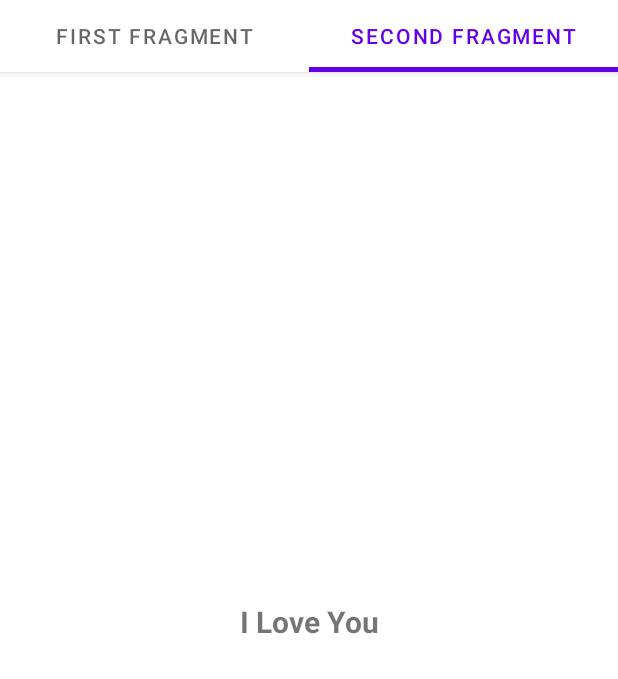
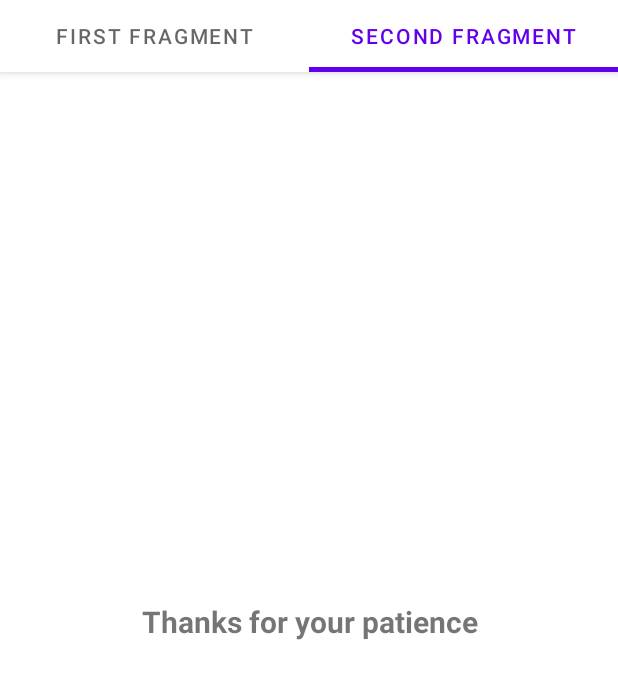
Before and after one commit to Nwevopeace/Fragment_Example, an Android app: the screen it shows after launch (MainActivity), tab 2 chosen, on a phone screen of 412 x 824 dp. Shown: the top 679 px of the screen. Run offline under Robolectric (Android 15) with nearby library versions, the phone set to English and light mode, and no system bars.

Commit message:
initial commit

```diff
--- a/app/src/main/res/layout/fragment_one.xml
+++ b/app/src/main/res/layout/fragment_one.xml
@@ -7,7 +7,6 @@
     android:gravity="center"
     tools:context=".FragmentOne">
 
-    <!-- TODO: Update blank fragment layout -->
     <TextView
         android:id="@+id/text"
         android:layout_width="match_parent"
--- a/app/src/main/res/layout/fragment_two.xml
+++ b/app/src/main/res/layout/fragment_two.xml
@@ -6,7 +6,7 @@
     android:gravity="center"
     tools:context=".FragmentTwo">
 
-    <!-- TODO: Update blank fragment layout -->
+
     <TextView
         android:id="@+id/text2"
         android:layout_width="match_parent"
--- a/app/src/main/res/values/strings.xml
+++ b/app/src/main/res/values/strings.xml
@@ -2,6 +2,6 @@
     <string name="app_name">FragmentExample</string>
     <!-- TODO: Remove or change this placeholder text -->
     <string name="hello_blank_fragment">This is a Fragment</string>
-    <string name="hello_fragment">I Love You</string>
+    <string name="hello_fragment">Thanks for your patience</string>
 
 </resources>
```
